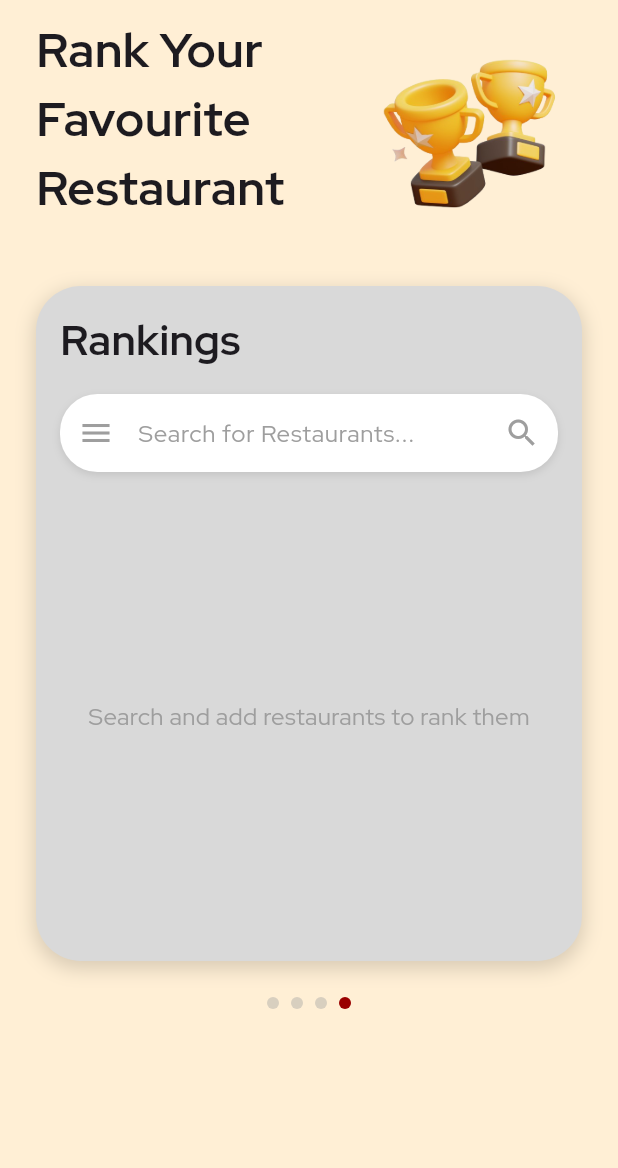
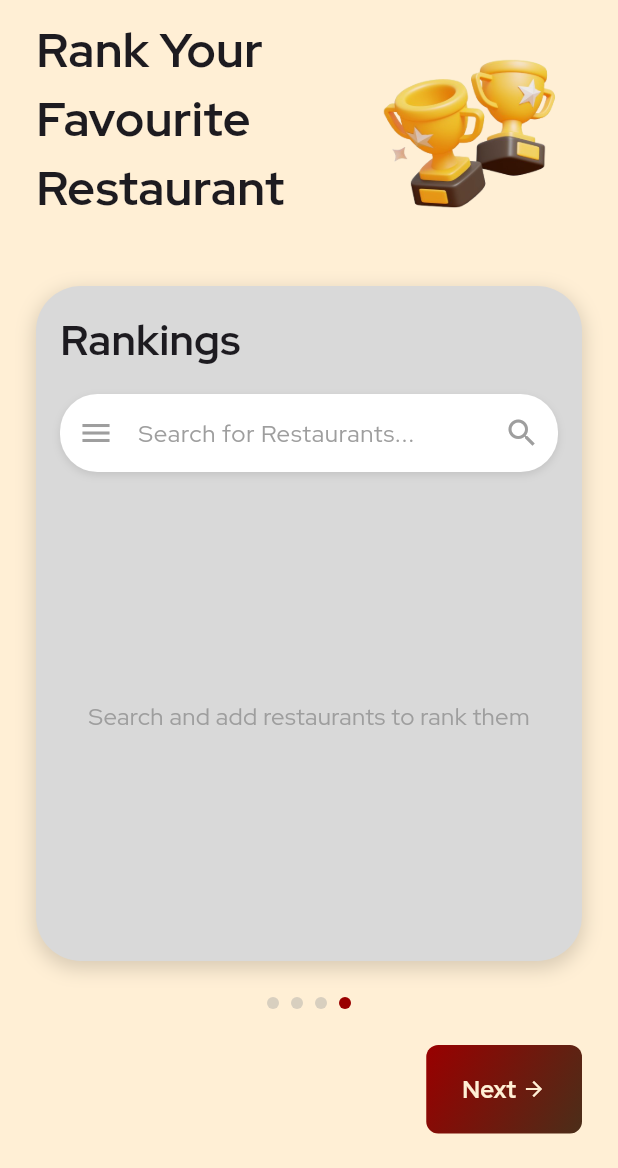
Before and after one commit to AlliedLens/eatelo, a Flutter app: the RankingPage screen opened directly, on a phone screen of 412 x 824 dp, the part 68-1236 px from its top. Run offline on Flutter 3.47's test engine with Material 3 defaults, Android fonts, the phone set to English and light mode, and no system bars; our stand-ins replace firebase_auth, firebase_core, flutter_dotenv; accounts and stored records are empty.

Commit message:
recent changes as of jul 27th

```diff
--- a/lib/pages/ranking_page.dart
+++ b/lib/pages/ranking_page.dart
@@ -1,4 +1,5 @@
 import 'package:flutter/material.dart';
+import 'user_homepage.dart';
 
 
 /*
@@ -49,7 +50,7 @@ class _RankingPageState extends State<RankingPage> {
               child: Row(
                 crossAxisAlignment: CrossAxisAlignment.start,
                 children: [
-                  Expanded(
+                  const Expanded(
                     flex: 3,
                     child: Column(
                       crossAxisAlignment: CrossAxisAlignment.start,
@@ -235,6 +236,59 @@ class _RankingPageState extends State<RankingPage> {
                 ],
               ),
             ),
+            // Next button
+            Padding(
+              padding: const EdgeInsets.only(right: 24.0, bottom: 24.0),
+              child: Align(
+                alignment: Alignment.centerRight,
+                child: Container(
+                  decoration: BoxDecoration(
+                    gradient: const LinearGradient(
+                      colors: [Color(0xFF990000), Color(0xFF4B2E19)],
+                      begin: Alignment.topLeft,
+                      end: Alignment.bottomRight,
+                    ),
+                    borderRadius: BorderRadius.circular(8),
+                  ),
+                  child: ElevatedButton(
+                    onPressed: () {
+                      Navigator.push(
+                        context,
+                        MaterialPageRoute(
+                          builder: (context) => UserHomePage(
+                            topRestaurants: restaurants,
+                          ),
+                        ),
+                      );
+                    },
+                    style: ElevatedButton.styleFrom(
+                      padding: const EdgeInsets.symmetric(horizontal: 24, vertical: 18),
+                      backgroundColor: Colors.transparent,
+                      shadowColor: Colors.transparent,
+                      shape: RoundedRectangleBorder(
+                        borderRadius: BorderRadius.circular(8),
+                      ),
+                    ),
+                    child: const Row(
+                      mainAxisSize: MainAxisSize.min,
+                      children: [
+                        Text(
+                          'Next',
+                          style: TextStyle(
+                            fontSize: 16,
+                            fontWeight: FontWeight.bold,
+                            color: Color(0xFFFFEFD5),
+                            fontFamily: "RedHatDisplay",
+                          ),
+                        ),
+                        SizedBox(width: 4),
+                        Icon(Icons.arrow_forward, color: Color(0xFFFFEFD5), size: 16),
+                      ],
+                    ),
+                  ),
+                ),
+              ),
+            ),
           ],
         ),
       ),
```
Also changed, not shown: lib/user_homepage.dart (added, +133 -0 lines).
